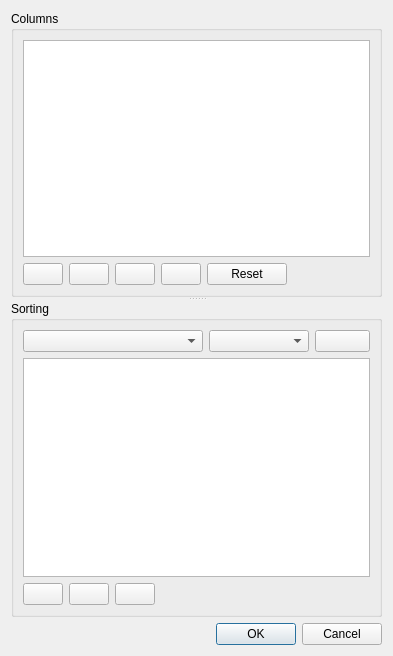
qgis/QGIS, file src/ui/composer/qgsattributeselectiondialogbase.ui: the form before one commit.
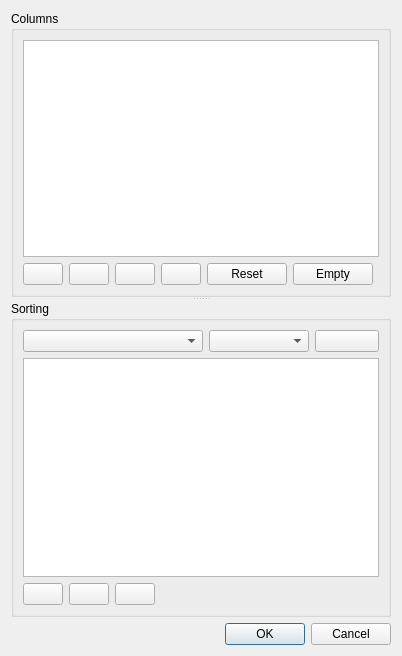
The form after the commit. Icons and pictures are not drawn.

Commit message: Add a button to empty a composer table. Useful when you have a table with a lot of columns and you want only a few.

The edit to the form file:
```diff
--- a/src/ui/composer/qgsattributeselectiondialogbase.ui
+++ b/src/ui/composer/qgsattributeselectiondialogbase.ui
@@ -77,6 +77,13 @@
            </property>
           </widget>
          </item>
+         <item>
+          <widget class="QPushButton" name="mEmptyColumnsPushButton">
+           <property name="text">
+            <string>Empty</string>
+           </property>
+          </widget>
+         </item>
         </layout>
        </item>
        <item row="1" column="1">
```
The commit also changes 2 other files.
